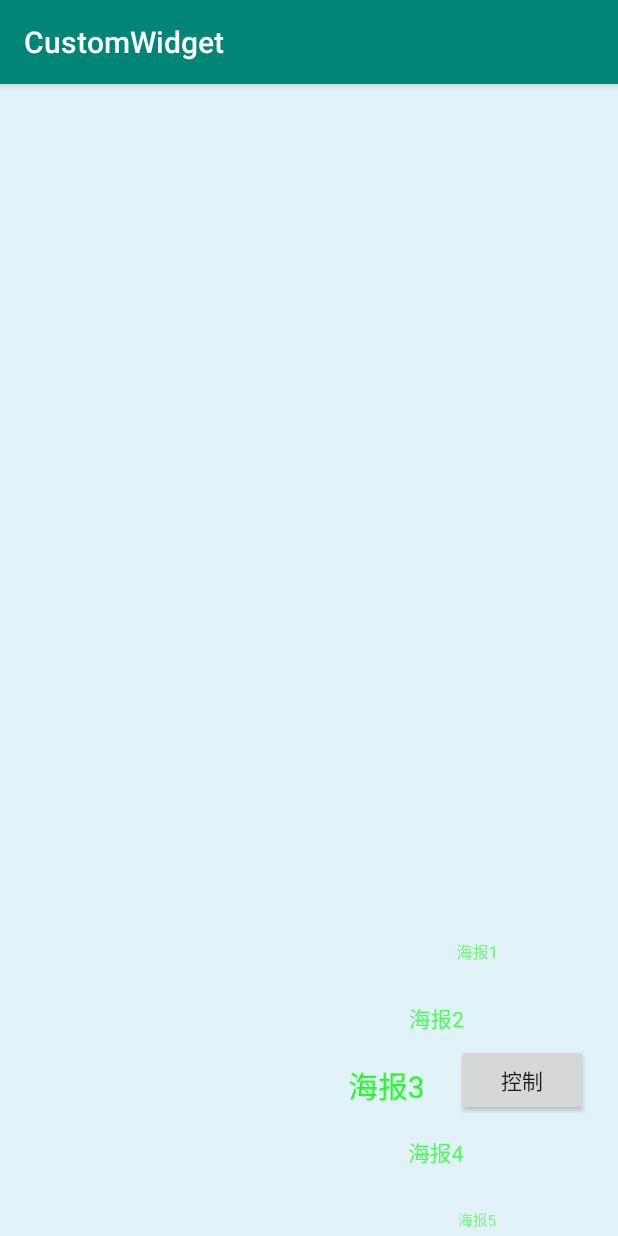
After one commit to xiaojw123/CustomWidget, an Android app: the CircleRecyclerActivity screen opened directly, with no data from a screen before it, on a phone screen of 412 x 824 dp. The commit adds this screen. Run offline under Robolectric (Android 15) with nearby library versions, the phone set to English and light mode, and no system bars; pictures from the network do not load.

Commit message:
自定义环形recyerlview

```diff
--- a/app/build.gradle
+++ b/app/build.gradle
@@ -27,7 +27,7 @@ dependencies {
     implementation "org.jetbrains.kotlin:kotlin-stdlib-jdk7:$kotlin_version"
     implementation 'com.android.support:appcompat-v7:28.0.0'
     implementation 'com.android.support.constraint:constraint-layout:1.1.3'
-    implementation   'com.android.support:recyclerview-v7:28.0.0'
+    implementation 'com.android.support:recyclerview-v7:28.0.0'
     implementation 'com.github.bumptech.glide:glide:4.9.0'
     annotationProcessor 'com.github.bumptech.glide:compiler:4.9.0'
     testImplementation 'junit:junit:4.12'
--- /dev/null
+++ b/app/src/main/java/com/xiaojw/customwidget/activity/CircleRecyclerActivity.kt
@@ -0,0 +1,119 @@
+package com.xiaojw.customwidget.activity
+
+import android.graphics.Color
+import android.os.Bundle
+import android.support.v7.widget.LinearLayoutManager
+import android.support.v7.widget.RecyclerView
+import android.view.View
+import android.view.ViewGroup
+import android.widget.FrameLayout
+import android.widget.ImageView
+import android.widget.TextView
+import com.bumptech.glide.Glide
+import com.xiaojw.customwidget.R
+import com.xiaojw.customwidget.util.CommonUtil
+import com.xiaojw.customwidget.util.DrawableUtil
+import com.xiaojw.customwidget.widget.rv.CircleRecyclerView
+import com.xiaojw.customwidget.widget.rv.CircularViewMode
+
+import kotlinx.android.synthetic.main.activity_circle_recycler.*
+
+class CircleRecyclerActivity : BaseActivity(){
+
+    var IMG_DATA= arrayListOf("https://timgsa.baidu.com/timg?image&quality=80&size=b9999_10000&sec=1579176121&di=e0bcfb9f209e6f06ff2cc0f7910ce1af&imgtype=jpg&er=1&src=http%3A%2F%2Fimgbdb2.bendibao.com%2Fshbdb%2F201811%2F27%2F20181127183246_88041.jpg",
+        "https://timgsa.baidu.com/timg?image&quality=80&size=b9999_10000&sec=1578581417235&di=ddfae82cc3faed6bb2dc3d52c309b311&imgtype=0&src=http%3A%2F%2Fpic.rmb.bdstatic.com%2Fe907d419d3a60b304c85eec786589e5a.jpeg",
+        "https://timgsa.baidu.com/timg?image&quality=80&size=b9999_10000&sec=1578581477825&di=49460bd8a4514cd75f782ed58367a7ab&imgtype=0&src=http%3A%2F%2Fn.sinaimg.cn%2Fent%2Ftransform%2F712%2Fw630h882%2F20191217%2Fbff0-ikvenft4570830.jpg",
+        "https://ss1.bdstatic.com/70cFvXSh_Q1YnxGkpoWK1HF6hhy/it/u=3424984643,4050694920&fm=26&gp=0.jpg",
+        "https://timgsa.baidu.com/timg?image&quality=80&size=b9999_10000&sec=1579176232&di=7d88ac5ee8a324caeccd01bbda193c45&imgtype=jpg&er=1&src=http%3A%2F%2Fimg.hebnews.cn%2F2019-02%2F08%2Fe0e8e6b7-61b1-4bd3-a44a-30814c83b3e6.jpg",
+        "https://ss2.bdstatic.com/70cFvnSh_Q1YnxGkpoWK1HF6hhy/it/u=2226030789,3225572379&fm=26&gp=0.jpg",
+        "https://timgsa.baidu.com/timg?image&quality=80&size=b9999_10000&sec=1579176298&di=067960d58263c896ed308e4095f51eb9&imgtype=jpg&er=1&src=http%3A%2F%2F5b0988e595225.cdn.sohucs.com%2Fq_mini%2Cc_zoom%2Cw_640%2Fimages%2F20170913%2Fcdf15937c76041d08115278e1d231a1f.jpeg",
+        "https://ss1.bdstatic.com/70cFvXSh_Q1YnxGkpoWK1HF6hhy/it/u=883229944,808284171&fm=26&gp=0.jpg")
+    override fun onCreate(savedInstanceState: Bundle?) {
+        super.onCreate(savedInstanceState)
+        setContentView(R.layout.activity_circle_recycler)
+        cr_menu_rlv.layoutManager = LinearLayoutManager(this)
+        cr_menu_rlv.setViewMode(CircularViewMode())
+        cr_menu_rlv.setNeedLoop(true)
+        cr_menu_rlv.setNeedCenterForce(true)
+        cr_menu_rlv.setOnCenterItemClickListener(object:CircleRecyclerView.OnCenterItemClickListener{
+            override fun onCenterItemClick(view: View?) {
+                cr_menu_rlv.visibility=View.GONE
+                val url= view?.tag as String
+                DrawableUtil.load(view.context,url,cr_bg_img)
+
+            }
+
+
+        })
+        cr_menu_rlv.adapter=CircleRecylcerAdapter(IMG_DATA)
+
+
+    }
+
+
+    inner class CircleRecylcerAdapter(data: List<String>) :
+        RecyclerView.Adapter<CircleViewHodler>() {
+
+
+        var mData: List<String>
+
+        init {
+            mData = data
+        }
+
+
+        override fun onCreateViewHolder(p0: ViewGroup, p1: Int): CircleViewHodler {
+
+            val  container = FrameLayout(this@CircleRecyclerActivity)
+            val params1 =RecyclerView.LayoutParams(ViewGroup.LayoutParams.WRAP_CONTENT, ViewGroup.LayoutParams.WRAP_CONTENT)
+            container.setLayoutParams(params1);
+            val pad = CommonUtil.dip2px(5f, this@CircleRecyclerActivity);
+            container.setPadding(0, pad, 0, pad);
+            val item_tv =  TextView(this@CircleRecyclerActivity);
+            val w = CommonUtil.dip2px(84f, this@CircleRecyclerActivity);
+            val h = CommonUtil.dip2px(34f, this@CircleRecyclerActivity);
+            val params2 =  FrameLayout.LayoutParams(w, h);
+            item_tv.setLayoutParams(params2)
+            item_tv.setTextColor(Color.GREEN)
+            item_tv.textSize=22f
+            container.addView(item_tv)
+            return CircleViewHodler(container)
+        }
+
+        override fun getItemCount(): Int {
+            return CircleRecyclerView.DEFAULT_SELECTION * 2;
+        }
+
+        override fun onBindViewHolder(p0: CircleViewHodler, p1: Int) {
+            val index=p1 %mData.size
+            val imgUrl=mData[p1 %mData.size]
+            p0.itemView.setTag(imgUrl)
+            p0.itemTv.setText("海报"+index)
+//            DrawableUtil.load(this@CircleRecyclerActivity,imgUrl , p0.itemImg)
+
+
+
+        }
+
+    }
+
+    inner class CircleViewHodler(itemView: View) : RecyclerView.ViewHolder(itemView){
+
+        var itemTv:TextView
+        init {
+            itemTv=(itemView as ViewGroup).getChildAt(0) as TextView
+        }
+
+    }
+
+    fun ctrlMenu(view: View) {
+        if (cr_menu_rlv.visibility==View.VISIBLE){
+            cr_menu_rlv.visibility=View.GONE
+        }else{
+            cr_menu_rlv.visibility=View.VISIBLE
+        }
+
+    }
+
+
+}
--- a/app/src/main/java/com/xiaojw/customwidget/activity/MainActivity.kt
+++ b/app/src/main/java/com/xiaojw/customwidget/activity/MainActivity.kt
@@ -40,4 +40,10 @@ class MainActivity : BaseActivity() {
         startActivity(Intent(this@MainActivity,LayoutManagerActivity::class.java))
 
     }
+
+    fun gotoCirleRecycler(view: View) {
+        startActivity(Intent(this@MainActivity,CircleRecyclerActivity::class.java))
+
+
+    }
 }
--- /dev/null
+++ b/app/src/main/java/com/xiaojw/customwidget/util/CommonUtil.java
@@ -0,0 +1,24 @@
+package com.xiaojw.customwidget.util;
+
+import android.content.Context;
+
+public class CommonUtil {
+    private static float density = -1F;
+
+    public static int dip2px(float dpValue, Context context) {
+        return (int) (dpValue * getDensity(context) + 0.5F);
+    }
+
+    public static int px2dip(float pxValue,Context context) {
+        return (int) (pxValue / getDensity(context) + 0.5F);
+    }
+
+    public static float getDensity(Context context) {
+        if (density <= 0F) {
+            density = context.getResources().getDisplayMetrics().density;
+        }
+        return density;
+    }
+
+
+}
--- /dev/null
+++ b/app/src/main/java/com/xiaojw/customwidget/widget/rv/CircleRecyclerView.java
@@ -0,0 +1,289 @@
+package com.xiaojw.customwidget.widget.rv;
+
+import android.content.Context;
+import android.os.Handler;
+import android.os.Message;
+import android.support.annotation.Nullable;
+import android.support.v4.view.ViewCompat;
+import android.support.v7.widget.LinearLayoutManager;
+import android.support.v7.widget.RecyclerView;
+import android.util.AttributeSet;
+import android.view.MotionEvent;
+import android.view.View;
+
+import com.xiaojw.customwidget.R;
+
+import java.lang.ref.WeakReference;
+
+
+
+/**
+ * usage:
+ * author: kHRYSTAL
+ * create time: 16/9/14
+ * update time:
+ * email: 723526676@qq.com
+ */
+public class CircleRecyclerView extends RecyclerView implements View.OnClickListener {
+
+
+    public static final int DEFAULT_SELECTION = ((Integer.MAX_VALUE>> 1)/8)*8-3;
+
+    private boolean mIsForceCentering;
+    private final CenterRunnable mCenterRunnable = new CenterRunnable();
+    private ItemViewMode mViewMode;
+    private boolean mNeedCenterForce;
+    private boolean mNeedLoop = true;
+    private OnCenterItemClickListener mCenterItemClickListener;
+    private View mCurrentCenterChildView;
+    private OnScrollListener mOnScrollListener;
+    private boolean mFirstOnLayout;
+    private boolean mFirstSetAdapter = true;
+
+    private Handler mPostHandler = new Handler(){
+        @Override
+        public void handleMessage(Message msg) {
+            scrollToPosition(DEFAULT_SELECTION);
+        }
+    };
+
+    public CircleRecyclerView(Context context) {
+        this(context, null);
+    }
+
+    public CircleRecyclerView(Context context, @Nullable AttributeSet attrs) {
+        this(context, attrs, 0);
+    }
+
+    public CircleRecyclerView(Context context, @Nullable AttributeSet attrs, int defStyle) {
+        super(context, attrs, defStyle);
+        setOverScrollMode(OVER_SCROLL_NEVER);
+    }
+
+
+
+    @Override
+    protected void onLayout(boolean changed, int l, int t, int r, int b) {
+        super.onLayout(changed, l, t, r, b);
+
+        if (mNeedLoop) {
+//            scrollToPosition Notwork use delay
+            if (!mFirstOnLayout) {
+                mFirstOnLayout = true;
+                mPostHandler.sendEmptyMessage(0);
+            }
+//            scrollToPosition(DEFAULT_SELECTION);
+            mCurrentCenterChildView = findViewAtCenter();
+            smoothScrollToView(mCurrentCenterChildView);
+        } else if (!mNeedLoop && mNeedCenterForce) {
+            LinearLayoutManager layoutManager = (LinearLayoutManager) getLayoutManager();
+            if (layoutManager.canScrollHorizontally())
+                setPadding(getWidth() / 2, 0, getWidth() / 2, 0);
+            else if (layoutManager.canScrollVertically())
+                setPadding(0, getHeight() / 2, 0, getHeight() / 2);
+            setClipToPadding(false);
+            setClipChildren(false);
+            mCurrentCenterChildView = findViewAtCenter();
+            smoothScrollToView(mCurrentCenterChildView);
+        } else {
+            setClipToPadding(false);
+            setClipChildren(false);
+        }
+
+        if (mCurrentCenterChildView != null)
+            mCurrentCenterChildView.setOnClickListener(this);
+    }
+
+
+
+    @Override
+    protected void onScrollChanged(int l, int t, int oldl, int oldt) {
+        super.onScrollChanged(l, t, oldl, oldt);
+
+        if (mViewMode != null) {
+            final int count = getChildCount();
+            for (int i = 0; i < count; ++i) {
+                View v = getChildAt(i);
+                if (v != mCurrentCenterChildView && mCenterItemClickListener != null)
+                    v.setOnClickListener(null);
+                if (v == mCurrentCenterChildView)
+                    v.setTag(R.id.tag_is_center, true);
+                else
+                    v.setTag(R.id.tag_is_center, false);
+
+                mViewMode.applyToView(v, this);
+            }
+        }
+
+        if (mOnScrollListener != null)
+            mOnScrollListener.onScrollChanged(l, t, oldl, oldt);
+    }
+
+    @Override
+    public void requestLayout() {
+        super.requestLayout();
+
+        if (mViewMode != null && getLayoutManager() != null) {
+            int count = getLayoutManager().getChildCount();
+            for (int i = 0; i < count; ++i) {
+                View v = getChildAt(i);
+                if (v != mCurrentCenterChildView && mCenterItemClickListener != null)
+                    v.setOnClickListener(null);
+                if (v == mCurrentCenterChildView)
+                    v.setTag(R.id.tag_is_center, true);
+                else
+                    v.setTag(R.id.tag_is_center, false);
+                mViewMode.applyToView(v, this);
+            }
+        }
+
+    }
+
+    public void smoothScrollToView(View v) {
+        int distance = 0;
+        if (getLayoutManager() instanceof LinearLayoutManager) {
+            if (getLayoutManager().canScrollVertically()) {
+                final float y = v.getY() + v.getHeight() * 0.5f;
+                final float halfHeight = getHeight() * 0.5f;
+                distance = (int) (y - halfHeight);
+            } else if (getLayoutManager().canScrollHorizontally()) {
+                final float x = v.getX() + v.getWidth() * 0.5f;
+                final float halfWidth = getWidth() * 0.5f;
+                distance = (int) (x - halfWidth);
+            }
+
+        } else
+            throw new IllegalArgumentException("CircleRecyclerView just support T extend LinearLayoutManager!");
+        smoothScrollBy(distance,distance);
+    }
+
+    @Override
+    public void onScrolled(int dx, int dy) {
+        super.onScrolled(dx, dy);
+        if (mOnScrollListener != null)
+            mOnScrollListener.onScrolled(dx, dy);
+    }
+
+    @Override
+    public void onScrollStateChanged(int state) {
+        if (state == SCROLL_STATE_IDLE) {
+            if (mNeedCenterForce && !mIsForceCentering) {
+                mIsForceCentering = true;
+                mCurrentCenterChildView = findViewAtCenter();
+                if (mCurrentCenterChildView != null && mCenterItemClickListener != null)
+                    mCurrentCenterChildView.setOnClickListener(this);
+                mCenterRunnable.setView(mCurrentCenterChildView);
+                ViewCompat.postOnAnimation(this, mCenterRunnable);
+            }
+        }
+
+        if (mOnScrollListener != null)
+            mOnScrollListener.onScrollStateChanged(state);
+    }
+
+    @Override
+    public boolean onTouchEvent(MotionEvent e) {
+        removeCallbacks(mCenterRunnable);
+        mIsForceCentering = false;
+        return super.onTouchEvent(e);
+    }
+
+    public View findViewAt(int x, int y) {
+        final int count = getChildCount();
+        for (int i = 0; i < count; ++i) {
+            final View v = getChildAt(i);
+            final int x0 = v.getLeft();
+            final int y0 = v.getTop();
+            final int x1 = v.getWidth() + x0;
+            final int y1 = v.getHeight() + y0;
+            if (x >= x0 && x <= x1 && y >= y0 && y <= y1) {
+                return v;
+            }
+        }
+        return null;
+    }
+
+    public View findViewAtCenter() {
+        if (getLayoutManager().canScrollVertically()) {
+            return findViewAt(0, getHeight() / 2);
+        }else if (getLayoutManager().canScrollHorizontally()) {
+            return findViewAt(getWidth() / 2, 0);
+        }
+        return null;
+    }
+
+    @Override
+    public void onClick(View v) {
+        if (mCenterItemClickListener != null)
+            mCenterItemClickListener.onCenterItemClick(v);
+    }
+
+    public class CenterRunnable implements Runnable {
+
+        private WeakReference<View> mView;
+
+        public void setView(View v) {
+            mView = new WeakReference<View>(v);
+        }
+
+        @Override
+        public void run() {
+            smoothScrollToView(mView.get());
+            if (mNeedCenterForce)
+                mIsForceCentering = true;
+        }
+    }
+
+    public void setNeedCenterForce(boolean needCenterForce) {
+        mNeedCenterForce = needCenterForce;
+    }
+
+    /**
+     * default needLoop is true
+     * if not needLoop && centerForce
+     * will setPadding your layoutManger direction half width or height
+     * and setClipPadding(false), setClipChildren(false)
+     * @param needLoop default true
+     */
+    public void setNeedLoop(boolean needLoop) {
+        mNeedLoop = needLoop;
+    }
+
+    /**
+     * set the center item clickListener
+     *
+     * @param listener
+     */
+    public void setOnCenterItemClickListener(OnCenterItemClickListener listener) {
+        mCenterItemClickListener = listener;
+    }
+
+    public void setViewMode(ItemViewMode mode) {
+        mViewMode = mode;
+    }
+
+    public void setOnScrollListener(OnScrollListener listener) {
+        mOnScrollListener = listener;
+    }
+
+    public interface OnCenterItemClickListener {
+        void onCenterItemClick(View v);
+    }
+
+    public interface OnScrollListener {
+        void onScrollChanged(int l, int t, int oldl, int oldt);
+        void onScrollStateChanged(int state);
+        void onScrolled(int dx, int dy);
+    }
+
+    @Override
+    public void setAdapter(Adapter adapter) {
+        super.setAdapter(adapter);
+        if (mFirstSetAdapter) {
+            mFirstSetAdapter = false;
+        } else {
+            if (adapter != null && mNeedCenterForce)
+                mPostHandler.sendEmptyMessage(0);
+        }
+    }
+}
--- /dev/null
+++ b/app/src/main/java/com/xiaojw/customwidget/widget/rv/CircularViewMode.java
@@ -0,0 +1,77 @@
+package com.xiaojw.customwidget.widget.rv;
+
+import android.support.v4.view.ViewCompat;
+import android.support.v7.widget.RecyclerView;
+import android.view.View;
+
+import com.xiaojw.customwidget.util.CommonUtil;
+import com.xiaojw.customwidget.util.DrawableUtil;
+
+
+public class CircularViewMode implements ItemViewMode {
+    private int mCircleOffset = 780;
+    private float mDegToRad = 1.0f / 180.0f * (float) Math.PI;
+    private float mTranslationRatio = 0.18f;
+    private int tranxOffset;
+
+
+
+
+
+    @Override
+    public void applyToView(View v, RecyclerView parent) {
+        float halfHeight = v.getHeight() * 0.5f;
+        float parentHalfHeight = parent.getHeight() * 0.5f;
+        float y = v.getY();
+        float rot = parentHalfHeight - halfHeight - y;
+
+        ViewCompat.setPivotX(v, v.getWidth() / 2);
+        ViewCompat.setPivotY(v, halfHeight);
+
+        float tranX = (float) (-Math.cos(rot * mTranslationRatio * mDegToRad) + 1) * mCircleOffset;
+        int index = parent.indexOfChild(v);
+
+//        float pwidht=parent.getWidth();
+
+//        pwidht/0.2*x=/pwidht/3/0.5
+        float maxTranx = parent.getWidth() - v.getWidth();
+        tranX = Math.min(tranX, maxTranx);
+        if (tranX < 100) {
+            tranX *= 1.2;
+        }
+
+
+
+        if (index==1||index==3){
+            if (tranxOffset==0){
+                tranxOffset= CommonUtil.dip2px(16, parent.getContext());
+            }
+            tranX+=tranxOffset;
+        }
+
+        ViewCompat.setTranslationX(v, tranX);
+
+
+        float scale = 1 - (tranX / parent.getWidth()) * 1.7f;
+
+        if (scale < 0) {
+            scale = 0f;
+
+        }
+
+        if (scale > 1) {
+            scale = 1.0f;
+        }
+        if (scale > 0.5 && scale < 1) {
+            scale *=0.9;
+        }
+
+
+        ViewCompat.setScaleX(v, scale);
+        ViewCompat.setScaleY(v, scale);
+        ViewCompat.setAlpha(v, scale);
+
+    }
+
+
+}
--- /dev/null
+++ b/app/src/main/java/com/xiaojw/customwidget/widget/rv/ItemViewMode.java
@@ -0,0 +1,15 @@
+package com.xiaojw.customwidget.widget.rv;
+
+import android.support.v7.widget.RecyclerView;
+import android.view.View;
+
+/**
+ * usage:
+ * author: kHRYSTAL
+ * create time: 16/9/14
+ * update time:
+ * email: 723526676@qq.com
+ */
+public interface ItemViewMode {
+    void applyToView(View v, RecyclerView parent);
+}
--- /dev/null
+++ b/app/src/main/res/layout/activity_circle_recycler.xml
@@ -0,0 +1,50 @@
+<?xml version="1.0" encoding="utf-8"?>
+<merge xmlns:android="http://schemas.android.com/apk/res/android"
+        xmlns:tools="http://schemas.android.com/tools"
+        tools:context=".activity.CircleRecyclerActivity">
+
+
+    <ImageView
+            android:id="@+id/cr_bg_img"
+            android:scaleType="fitXY"
+            android:layout_width="match_parent"
+            android:layout_height="match_parent" />
+
+
+
+
+
+
+
+       <ImageView
+               android:layout_width="match_parent"
+               android:layout_height="match_parent"
+               android:background="#2033b5e5"
+               />
+
+
+
+        <com.xiaojw.customwidget.widget.rv.CircleRecyclerView
+                android:layout_gravity="right|bottom"
+                android:id="@+id/cr_menu_rlv"
+                android:layout_width="184dp"
+                android:layout_height="200dp"
+                />
+
+
+    <Button
+            android:layout_width="wrap_content"
+            android:layout_height="wrap_content"
+            android:layout_gravity="right|bottom"
+            android:layout_marginRight="20dp"
+            android:layout_marginBottom="80dp"
+            android:text="控制"
+            android:onClick="ctrlMenu"
+            />
+
+
+
+
+
+
+</merge>
--- a/app/src/main/res/layout/activity_main.xml
+++ b/app/src/main/res/layout/activity_main.xml
@@ -50,6 +50,14 @@
             android:onClick="gotoLayoutManger"
     />
 
+    <Button
+            style="@style/ButtonTheme"
+            app:layout_constraintLeft_toLeftOf="parent"
+            app:layout_constraintTop_toBottomOf="@+id/btn3"
+            android:layout_marginTop="20dp"
+            android:text="RecyclerView环形菜单"
+            android:onClick="gotoCirleRecycler"
+            />
 
     <TextView
             android:id="@+id/main_screen_tv"
--- /dev/null
+++ b/app/src/main/res/values/ids.xml
@@ -0,0 +1,6 @@
+<?xml version="1.0" encoding="utf-8"?>
+<resources>
+
+    <item name="tag_is_center" type="id"/>
+
+</resources>
--- a/build.gradle
+++ b/build.gradle
@@ -10,6 +10,7 @@ buildscript {
     dependencies {
         classpath 'com.android.tools.build:gradle:3.5.3'
         classpath "org.jetbrains.kotlin:kotlin-gradle-plugin:$kotlin_version"
+        classpath "org.jetbrains.kotlin:kotlin-android-extensions:$kotlin_version"
         // NOTE: Do not place your application dependencies here; they belong
         // in the individual module build.gradle files
     }
```
Also changed, not shown: app/src/main/AndroidManifest.xml (+10 -13 lines).
